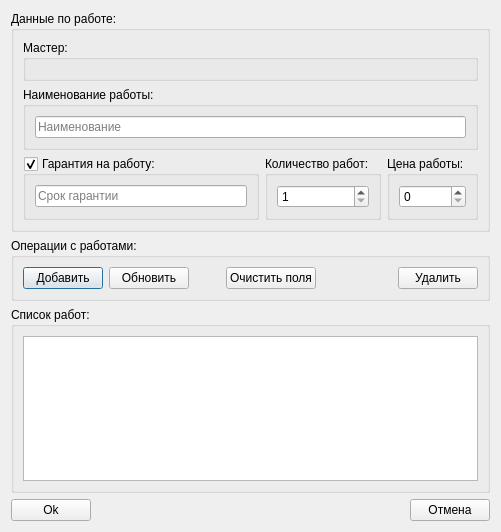
Before: the Qt Designer form joblistonreceiptdialog.ui in eboladev/XPPC, drawn with Qt 5.
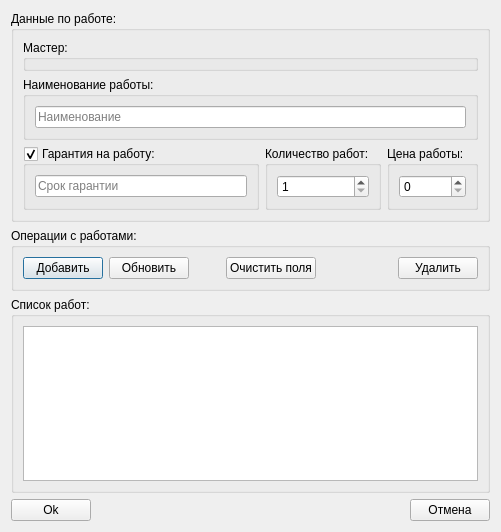
After: the same form once the commit is applied.

Patch:
```diff
--- a/joblistonreceiptdialog.ui
+++ b/joblistonreceiptdialog.ui
@@ -35,6 +35,12 @@
          <bool>true</bool>
         </property>
         <layout class="QVBoxLayout" name="verticalLayout">
+         <property name="spacing">
+          <number>6</number>
+         </property>
+         <property name="margin">
+          <number>0</number>
+         </property>
          <item>
           <widget class="QWidget" name="employeeWidget" native="true">
            <property name="minimumSize">
```
Left out of the diff: 8 changed lines with no effect on the pictures.
